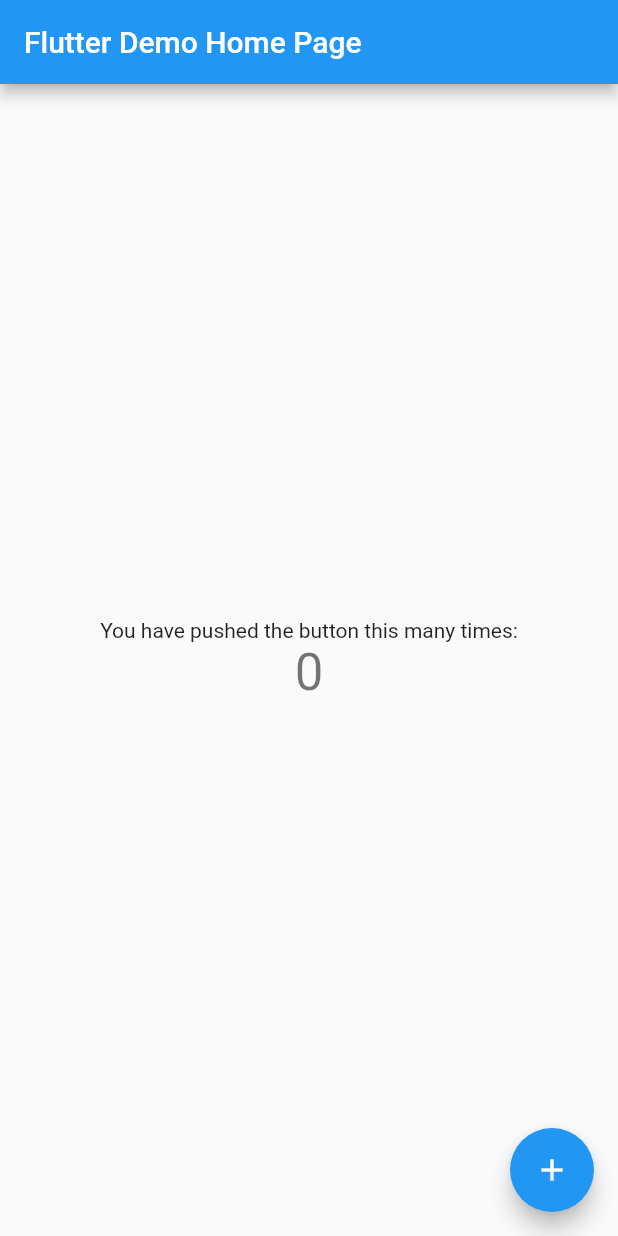
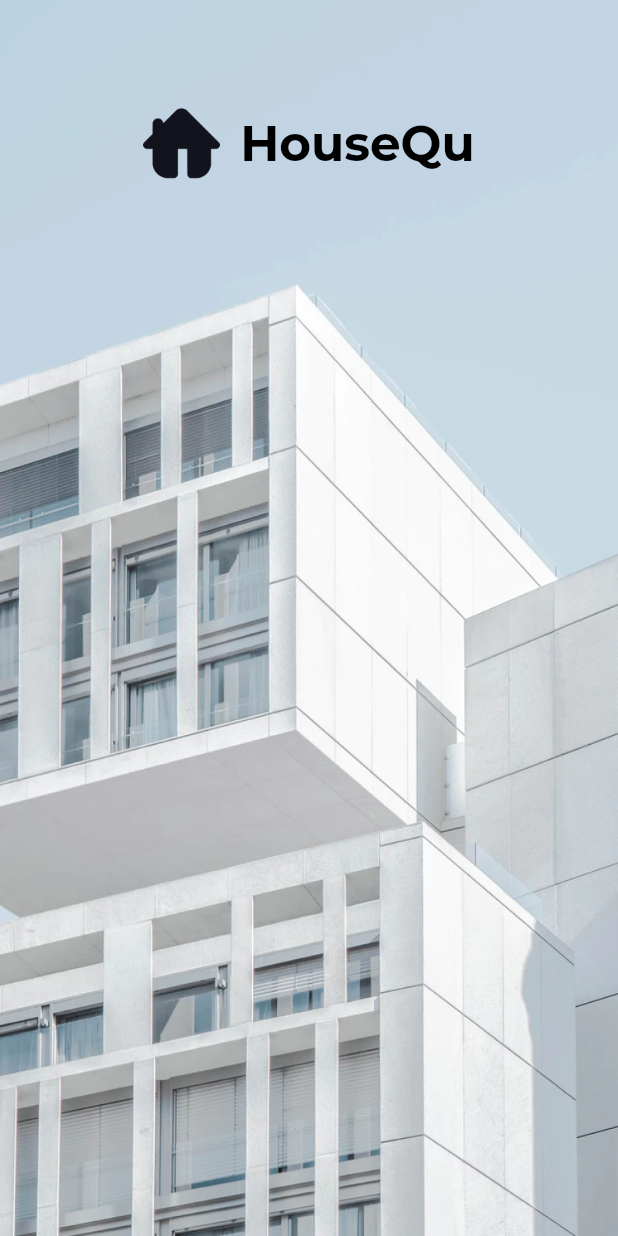
Before and after one commit to Ripat-2345/7-days-flutter, a Flutter app: the screen it shows after launch, on a phone screen of 412 x 824 dp. Run offline on Flutter 3.47's test engine with Material 2 defaults, Android fonts, the phone set to English and light mode, and no system bars; our stand-ins replace google_fonts; missing offline and left inert: dart:html.

Commit message:
Day1 clear

```diff
--- a/day-1/flutter_application_1/lib/main.dart
+++ b/day-1/flutter_application_1/lib/main.dart
@@ -1,113 +1,17 @@
 import 'package:flutter/material.dart';
+import 'package:flutter_application_1/pages/splash1.dart';
+import 'package:flutter_application_1/pages/splash2.dart';
 
 void main() {
-  runApp(MyApp());
+  runApp(Day1());
 }
 
-class MyApp extends StatelessWidget {
-  // This widget is the root of your application.
+class Day1 extends StatelessWidget {
   @override
   Widget build(BuildContext context) {
     return MaterialApp(
-      title: 'Flutter Demo',
-      theme: ThemeData(
-        // This is the theme of your application.
-        //
-        // Try running your application with "flutter run". You'll see the
-        // application has a blue toolbar. Then, without quitting the app, try
-        // changing the primarySwatch below to Colors.green and then invoke
-        // "hot reload" (press "r" in the console where you ran "flutter run",
-        // or simply save your changes to "hot reload" in a Flutter IDE).
-        // Notice that the counter didn't reset back to zero; the application
-        // is not restarted.
-        primarySwatch: Colors.blue,
-      ),
-      home: MyHomePage(title: 'Flutter Demo Home Page'),
+      debugShowCheckedModeBanner: false,
+      home: Splash2(),
     );
   }
 }
-
-class MyHomePage extends StatefulWidget {
-  MyHomePage({Key? key, required this.title}) : super(key: key);
-
-  // This widget is the home page of your application. It is stateful, meaning
-  // that it has a State object (defined below) that contains fields that affect
-  // how it looks.
-
-  // This class is the configuration for the state. It holds the values (in this
-  // case the title) provided by the parent (in this case the App widget) and
-  // used by the build method of the State. Fields in a Widget subclass are
-  // always marked "final".
-
-  final String title;
-
-  @override
-  _MyHomePageState createState() => _MyHomePageState();
-}
-
-class _MyHomePageState extends State<MyHomePage> {
-  int _counter = 0;
-
-  void _incrementCounter() {
-    setState(() {
-      // This call to setState tells the Flutter framework that something has
-      // changed in this State, which causes it to rerun the build method below
-      // so that the display can reflect the updated values. If we changed
-      // _counter without calling setState(), then the build method would not be
-      // called again, and so nothing would appear to happen.
-      _counter++;
-    });
-  }
-
-  @override
-  Widget build(BuildContext context) {
-    // This method is rerun every time setState is called, for instance as done
-    // by the _incrementCounter method above.
-    //
-    // The Flutter framework has been optimized to make rerunning build methods
-    // fast, so that you can just rebuild anything that needs updating rather
-    // than having to individually change instances of widgets.
-    return Scaffold(
-      appBar: AppBar(
-        // Here we take the value from the MyHomePage object that was created by
-        // the App.build method, and use it to set our appbar title.
-        title: Text(widget.title),
-      ),
-      body: Center(
-        // Center is a layout widget. It takes a single child and positions it
-        // in the middle of the parent.
-        child: Column(
-          // Column is also a layout widget. It takes a list of children and
-          // arranges them vertically. By default, it sizes itself to fit its
-          // children horizontally, and tries to be as tall as its parent.
-          //
-          // Invoke "debug painting" (press "p" in the console, choose the
-          // "Toggle Debug Paint" action from the Flutter Inspector in Android
-          // Studio, or the "Toggle Debug Paint" command in Visual Studio Code)
-          // to see the wireframe for each widget.
-          //
-          // Column has various properties to control how it sizes itself and
-          // how it positions its children. Here we use mainAxisAlignment to
-          // center the children vertically; the main axis here is the vertical
-          // axis because Columns are vertical (the cross axis would be
-          // horizontal).
-          mainAxisAlignment: MainAxisAlignment.center,
-          children: <Widget>[
-            Text(
-              'You have pushed the button this many times:',
-            ),
-            Text(
-              '$_counter',
-              style: Theme.of(context).textTheme.headline4,
-            ),
-          ],
-        ),
-      ),
-      floatingActionButton: FloatingActionButton(
-        onPressed: _incrementCounter,
-        tooltip: 'Increment',
-        child: Icon(Icons.add),
-      ), // This trailing comma makes auto-formatting nicer for build methods.
-    );
-  }
-}
--- /dev/null
+++ b/day-1/flutter_application_1/lib/pages/splash1.dart
@@ -0,0 +1,21 @@
+import 'package:flutter/material.dart';
+import 'package:google_fonts/google_fonts.dart';
+
+class Splash1 extends StatelessWidget {
+  @override
+  Widget build(BuildContext context) {
+    return Scaffold(
+      backgroundColor: Color(0XFF13131E),
+      body: Padding(
+        padding: const EdgeInsets.only(top: 230, left: 118, right: 118),
+        child: Column(
+          children: [
+            Center(child: Image.asset('assets/sword.png', width: 140,),),
+            SizedBox(height: 170,),
+            Text('VENTURE', style: GoogleFonts.dmSerifDisplay(fontSize: 32,color: Colors.white)),
+          ],
+        ),
+      ),
+    );
+  }
+}
--- /dev/null
+++ b/day-1/flutter_application_1/lib/pages/splash2.dart
@@ -0,0 +1,35 @@
+import 'dart:html';
+
+import 'package:flutter/cupertino.dart';
+import 'package:flutter/material.dart';
+import 'package:google_fonts/google_fonts.dart';
+
+class Splash2 extends StatelessWidget {
+  const Splash2({ Key? key }) : super(key: key);
+
+  @override
+  Widget build(BuildContext context) {
+    return Scaffold(
+      body: Stack(
+        children: [
+          Container(
+            decoration: BoxDecoration(
+              image: DecorationImage(image: AssetImage('assets/background.png'), fit: BoxFit.cover)
+            ),
+          ),
+          Padding(
+            padding: const EdgeInsets.only(top: 70,left: 77,right: 77),
+            child: Row(
+                mainAxisAlignment: MainAxisAlignment.center,
+                children: [
+                  Image(image: AssetImage('assets/home.png'), width: 51,),
+                  SizedBox(width: 13.6,),
+                  Text('HouseQu', style: GoogleFonts.montserrat(color:Color(0XFF000000), fontSize: 32.3, fontWeight:FontWeight.w700,),)
+                ],
+              ),
+          ),
+        ],
+      ),
+    );
+  }
+}
--- a/day-1/flutter_application_1/pubspec.yaml
+++ b/day-1/flutter_application_1/pubspec.yaml
@@ -28,6 +28,7 @@ dependencies:
   # The following adds the Cupertino Icons font to your application.
   # Use with the CupertinoIcons class for iOS style icons.
   cupertino_icons: ^1.0.2
+  google_fonts: ^2.1.0
 
 dev_dependencies:
   flutter_test:
@@ -45,9 +46,8 @@ flutter:
   uses-material-design: true
 
   # To add assets to your application, add an assets section, like this:
-  # assets:
-  #   - images/a_dot_burr.jpeg
-  #   - images/a_dot_ham.jpeg
+  assets:
+    - assets/
 
   # An image asset can refer to one or more resolution-specific "variants", see
   # https://flutter.dev/assets-and-images/#resolution-aware.
```
Also changed, not shown: day-1/flutter_application_1/assets/background.png (added), day-1/flutter_application_1/assets/home.png (added), day-1/flutter_application_1/assets/sword.png (added), day-1/flutter_application_1/pubspec.lock.
